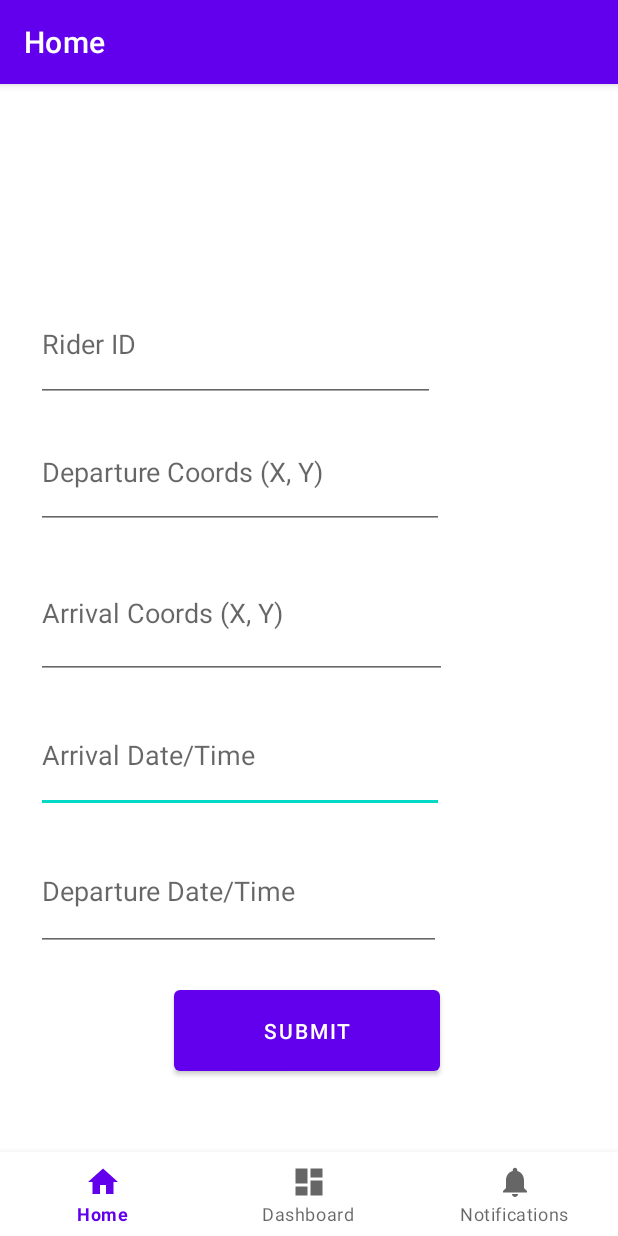
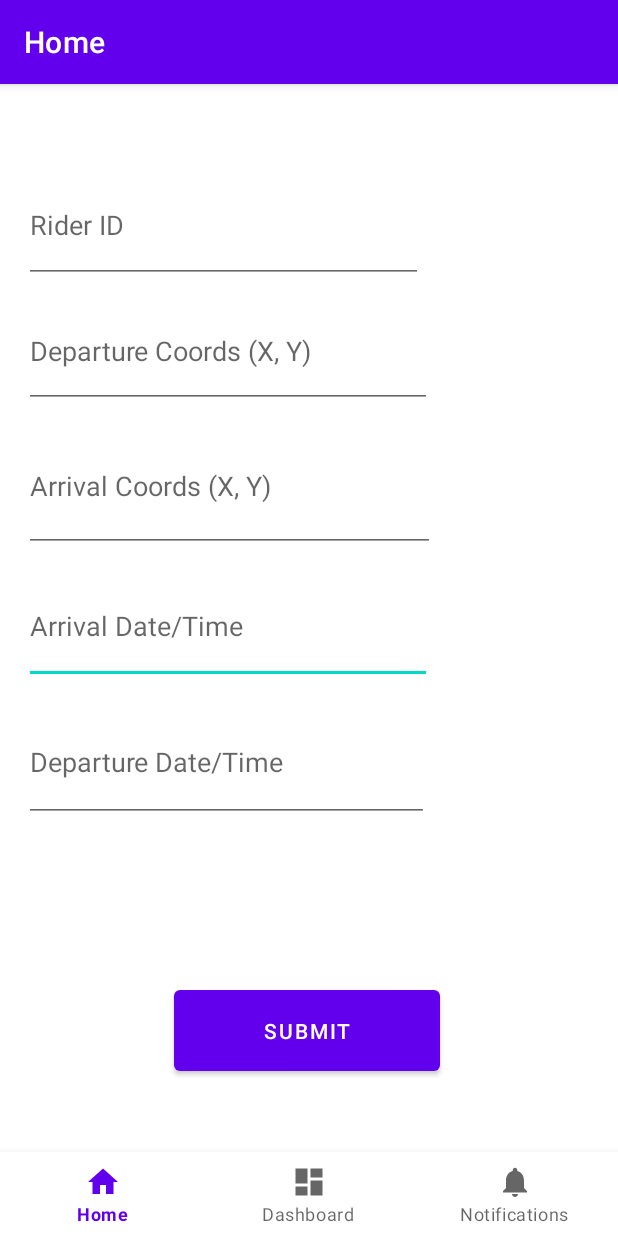
Before and after one commit to Jtho28/RollTogether, an Android app: the screen it shows after launch (MainActivity), on a phone screen of 412 x 824 dp. Run offline under Robolectric (Android 15) with nearby library versions, the phone set to English and light mode, and no system bars; our stand-ins replace navigation-ui.

Commit message:
Huge changes + additions, extremely basic android frontend implemented. Improved recommendation information

```diff
--- a/android/app/build.gradle.kts
+++ b/android/app/build.gradle.kts
@@ -46,6 +46,7 @@ dependencies {
     implementation("androidx.navigation:navigation-fragment-ktx:2.5.3")
     implementation("androidx.navigation:navigation-ui-ktx:2.5.3")
     implementation("com.google.android.gms:play-services-maps:18.2.0")
+    implementation("com.squareup.okhttp3:okhttp:4.11.0")
     testImplementation("junit:junit:4.13.2")
     androidTestImplementation("androidx.test.ext:junit:1.1.5")
     androidTestImplementation("androidx.test.espresso:espresso-core:3.5.1")
--- a/android/app/src/main/AndroidManifest.xml
+++ b/android/app/src/main/AndroidManifest.xml
@@ -1,7 +1,7 @@
 <?xml version="1.0" encoding="utf-8"?>
 <manifest xmlns:android="http://schemas.android.com/apk/res/android"
     xmlns:tools="http://schemas.android.com/tools">
-
+    <uses-permission android:name="android.permission.INTERNET"/>
     <application
         android:allowBackup="true"
         android:dataExtractionRules="@xml/data_extraction_rules"
@@ -11,6 +11,7 @@
         android:roundIcon="@mipmap/ic_launcher_round"
         android:supportsRtl="true"
         android:theme="@style/Theme.RollTogether"
+        android:usesCleartextTraffic="true"
         tools:targetApi="31">
         <activity
             android:name=".MainActivity"
--- a/android/app/src/main/res/layout/fragment_home.xml
+++ b/android/app/src/main/res/layout/fragment_home.xml
@@ -10,11 +10,11 @@
         android:id="@+id/arrival_date"
         android:layout_width="272dp"
         android:layout_height="77dp"
-        android:layout_marginStart="24dp"
-        android:layout_marginBottom="282dp"
+        android:layout_marginStart="16dp"
+        android:layout_marginBottom="368dp"
         android:ems="10"
         android:hint="Arrival Date/Time"
-        android:inputType="date"
+        android:inputType="text"
         app:layout_constraintBottom_toBottomOf="parent"
         app:layout_constraintStart_toStartOf="parent" />
 
@@ -22,8 +22,8 @@
         android:id="@+id/arrival_coords"
         android:layout_width="274dp"
         android:layout_height="88dp"
-        android:layout_marginStart="24dp"
-        android:layout_marginBottom="371dp"
+        android:layout_marginStart="16dp"
+        android:layout_marginBottom="456dp"
         android:ems="10"
         android:hint="Arrival Coords (X, Y)"
         android:inputType="text"
@@ -34,8 +34,8 @@
         android:id="@+id/departure_coords"
         android:layout_width="272dp"
         android:layout_height="75dp"
-        android:layout_marginStart="24dp"
-        android:layout_marginBottom="471dp"
+        android:layout_marginStart="16dp"
+        android:layout_marginBottom="552dp"
         android:ems="10"
         android:hint="Departure Coords (X, Y)"
         android:inputType="text"
@@ -44,10 +44,10 @@
 
     <TextView
         android:id="@+id/schedLabel"
-        android:layout_width="147dp"
-        android:layout_height="56dp"
-        android:layout_marginStart="24dp"
-        android:layout_marginTop="32dp"
+        android:layout_width="374dp"
+        android:layout_height="54dp"
+        android:layout_marginStart="16dp"
+        android:layout_marginTop="464dp"
         android:text="Input Your Schedule"
         android:textSize="20sp"
         android:visibility="visible"
@@ -58,8 +58,8 @@
         android:id="@+id/rider_id"
         android:layout_width="266dp"
         android:layout_height="77dp"
-        android:layout_marginStart="24dp"
-        android:layout_marginBottom="556dp"
+        android:layout_marginStart="16dp"
+        android:layout_marginBottom="636dp"
         android:ems="10"
         android:hint="Rider ID"
         android:inputType="text"
@@ -70,16 +70,16 @@
         android:id="@+id/departure_date"
         android:layout_width="270dp"
         android:layout_height="80dp"
-        android:layout_marginStart="24dp"
-        android:layout_marginBottom="190dp"
+        android:layout_marginStart="16dp"
+        android:layout_marginBottom="276dp"
         android:ems="10"
         android:hint="Departure Date/Time"
-        android:inputType="date"
+        android:inputType="text"
         app:layout_constraintBottom_toBottomOf="parent"
         app:layout_constraintStart_toStartOf="parent" />
 
     <Button
-        android:id="@+id/submit_button"
+        android:id="@+id/submitButton"
         android:layout_width="177dp"
         android:layout_height="66dp"
         android:layout_marginStart="116dp"
```
Also changed, not shown: android/app/src/main/java/com/example/rolltogether/ui/dashboard/DashboardFragment.kt (+42 -1 lines), android/app/src/main/java/com/example/rolltogether/ui/home/HomeFragment.kt (+90 -8 lines), android/app/src/main/res/layout/fragment_dashboard.xml (+18 -4 lines), android/build.gradle.kts (line endings or trailing spaces), 6 other files.
